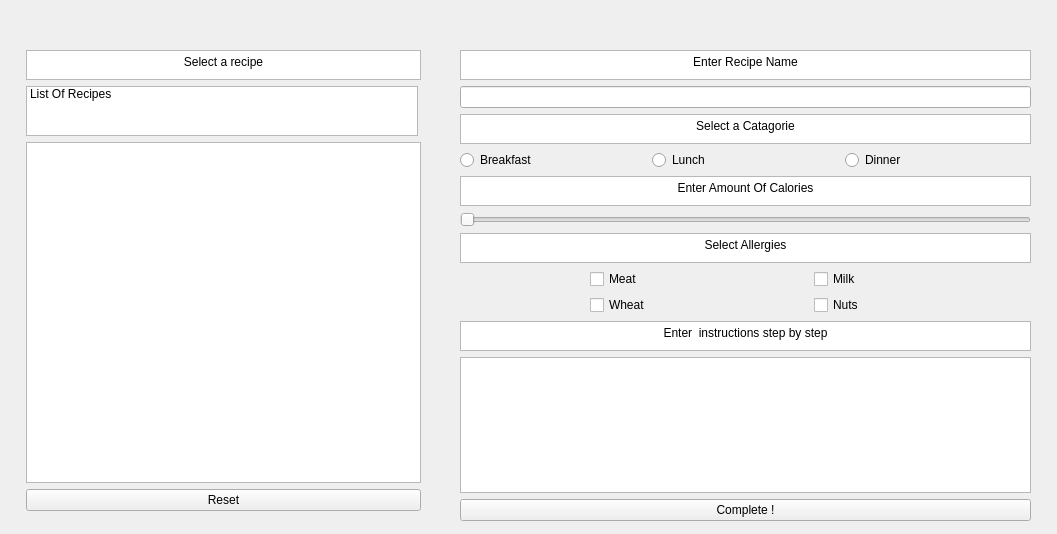
BrenyQT/QT_Second_Year_Project, file mainwindow.ui: the form before one commit.
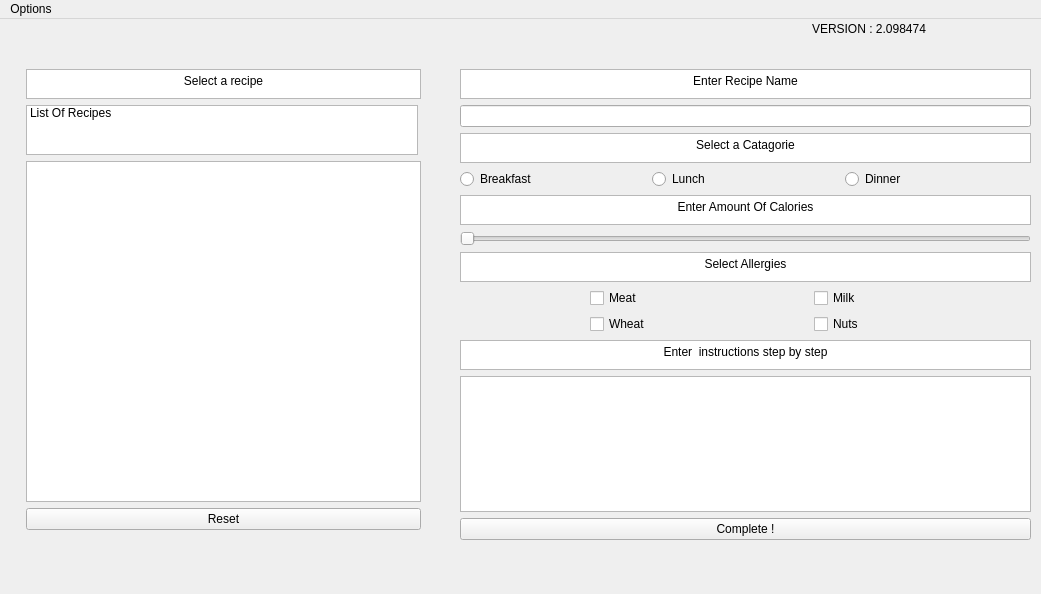
The form after the commit.

```diff
--- a/mainwindow.ui
+++ b/mainwindow.ui
@@ -6,8 +6,8 @@
    <rect>
     <x>0</x>
     <y>0</y>
-    <width>1057</width>
-    <height>534</height>
+    <width>1041</width>
+    <height>594</height>
    </rect>
   </property>
   <property name="windowTitle">
@@ -296,6 +296,37 @@
      </item>
     </layout>
    </widget>
+   <widget class="QLabel" name="version">
+    <property name="geometry">
+     <rect>
+      <x>812</x>
+      <y>0</y>
+      <width>221</width>
+      <height>20</height>
+     </rect>
+    </property>
+    <property name="text">
+     <string>VERSION : 2.098474</string>
+    </property>
+   </widget>
+  </widget>
+  <widget class="QMenuBar" name="menuBar">
+   <property name="geometry">
+    <rect>
+     <x>0</x>
+     <y>0</y>
+     <width>1041</width>
+     <height>25</height>
+    </rect>
+   </property>
+   <widget class="QMenu" name="menuOptions">
+    <property name="title">
+     <string>Options</string>
+    </property>
+    <addaction name="actionExit_3"/>
+    <addaction name="actionChange_Version"/>
+   </widget>
+   <addaction name="menuOptions"/>
   </widget>
   <action name="actionQUIT">
    <property name="text">
```
Left out of the diff: 20 changed lines with no effect on the pictures.
